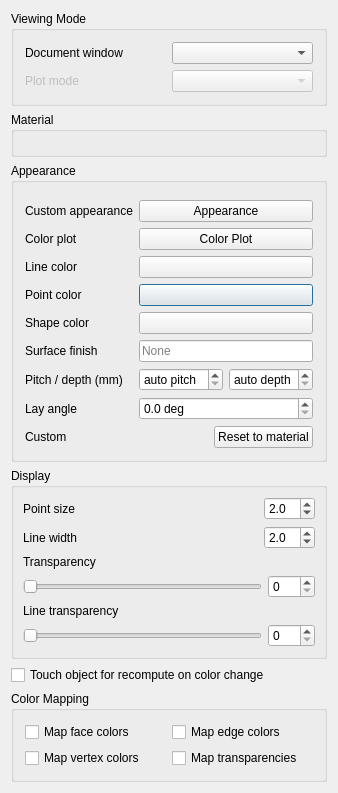
Old version of the form src/Mod/Material/Gui/DlgDisplayProperties.ui in the repository realthunder/FreeCAD.
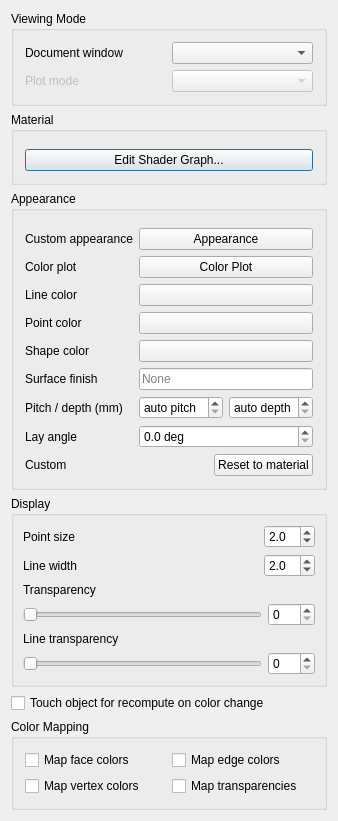
New version of the form. Custom widgets are drawn as their Qt base class.

Commit message: Material: Edit Shader Graph puts the card's graph on the object

Diff of the .ui file:
```diff
--- a/src/Mod/Material/Gui/DlgDisplayProperties.ui
+++ b/src/Mod/Material/Gui/DlgDisplayProperties.ui
@@ -352,6 +352,19 @@
       <item>
        <widget class="MatGui::MaterialTreeWidget" name="widgetCard" native="true"/>
       </item>
+      <item>
+       <widget class="QPushButton" name="buttonEditShaderGraph">
+        <property name="toolTip">
+         <string>Put the card's MaterialX shader graph on this object as shader
+objects you can edit. The object keeps wearing the card; the
+edited graph is what is drawn. Shown again as Revert once
+there is one to take off.</string>
+        </property>
+        <property name="text">
+         <string>Edit Shader Graph...</string>
+        </property>
+       </widget>
+      </item>
      </layout>
     </widget>
    </item>
```
The commit also changes 10 other files.
